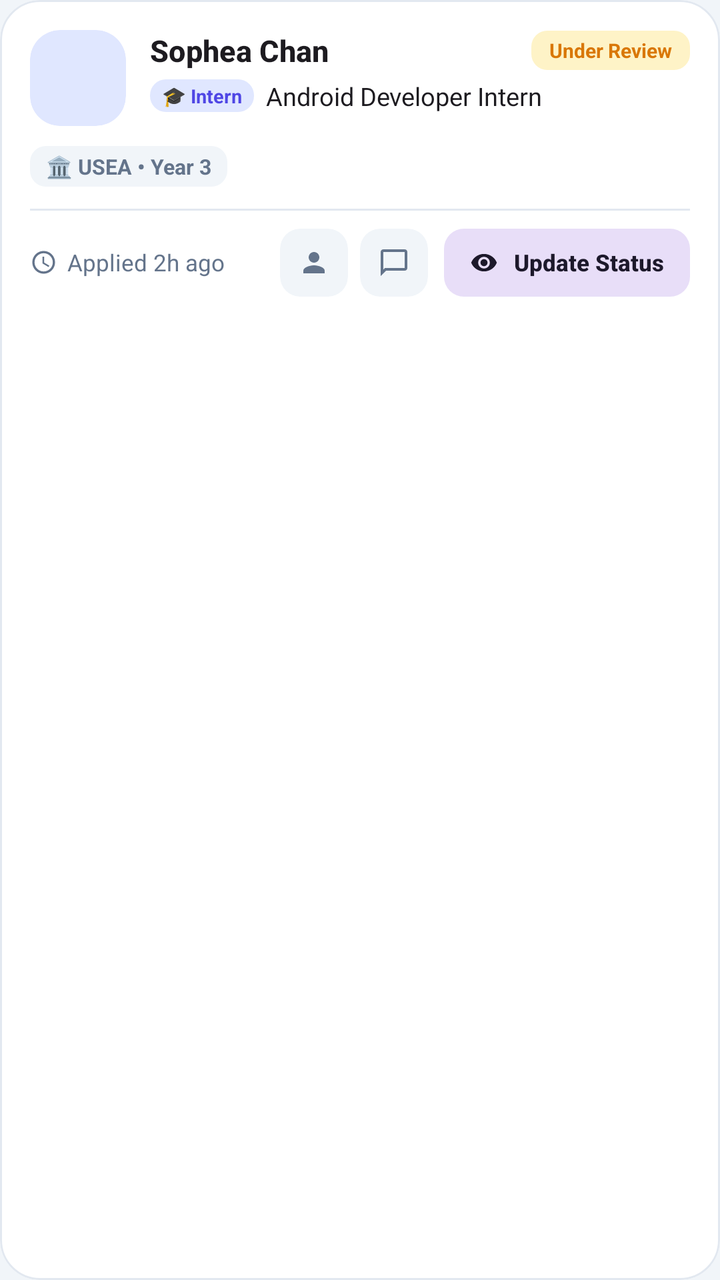
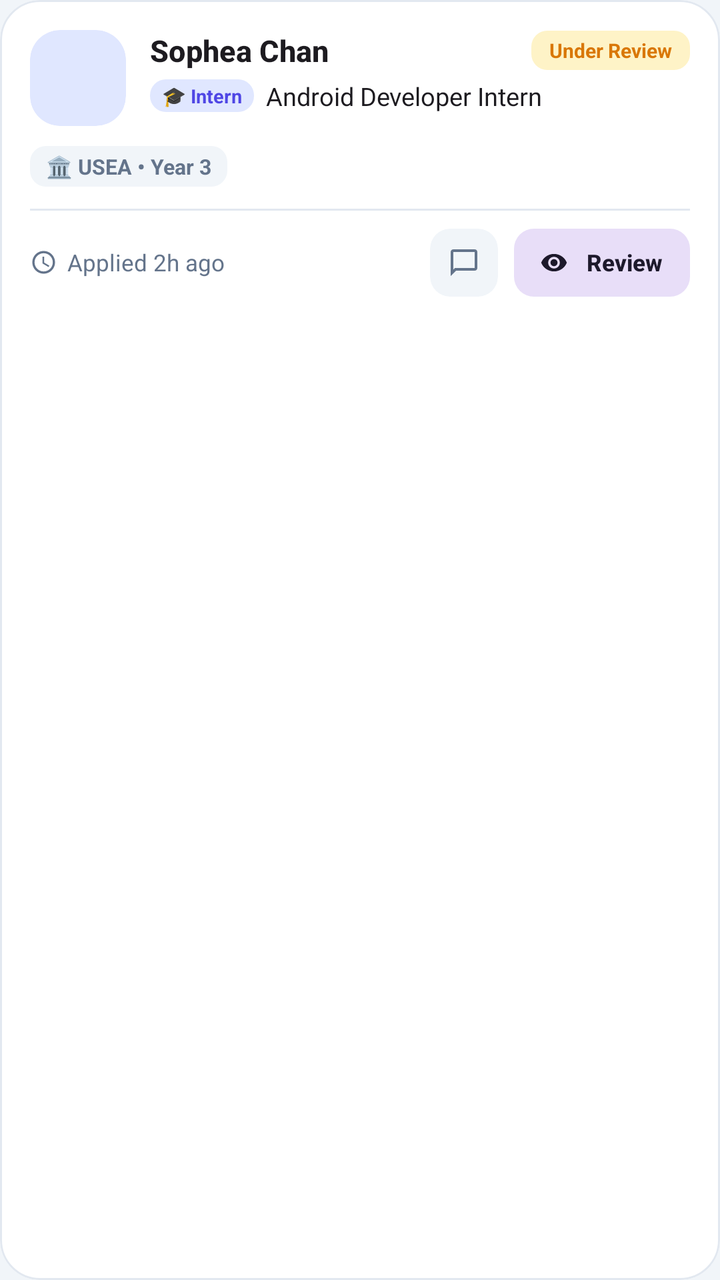

Screens rendered from an Android XML layout before and after an edit, with the pre-edit source and the edit as a unified diff.
<!-- AndroidManifest.xml: application theme Theme.InternshipMS -->
<!-- res/layout/item_company_applicant.xml -->
<?xml version="1.0" encoding="utf-8"?>
<com.google.android.material.card.MaterialCardView xmlns:android="http://schemas.android.com/apk/res/android"
    xmlns:app="http://schemas.android.com/apk/res-auto"
    android:id="@+id/cardApplicantRoot"
    style="@style/Widget.App.Card"
    android:layout_width="match_parent"
    android:layout_height="wrap_content"
    android:layout_marginBottom="12dp"
    android:clickable="true"
    android:focusable="true"
    app:cardCornerRadius="20dp">

    <LinearLayout
        android:layout_width="match_parent"
        android:layout_height="wrap_content"
        android:orientation="vertical"
        android:padding="15dp">

        
        <LinearLayout
            android:layout_width="match_parent"
            android:layout_height="wrap_content"
            android:gravity="top"
            android:orientation="horizontal">

            <com.google.android.material.checkbox.MaterialCheckBox
                android:id="@+id/cbSelectApplicant"
                android:layout_width="wrap_content"
                android:layout_height="wrap_content"
                android:layout_gravity="center_vertical"
                android:layout_marginEnd="8dp"
                android:minWidth="0dp"
                android:minHeight="0dp"
                android:padding="0dp"
                android:visibility="gone" />

            <com.google.android.material.card.MaterialCardView
                android:id="@+id/cardApplicantAvatar"
                android:layout_width="48dp"
                android:layout_height="48dp"
                app:cardBackgroundColor="@color/tint_indigo_bg"
                app:cardCornerRadius="15dp"
                app:cardElevation="0dp"
                app:strokeWidth="0dp">

                <FrameLayout
                    android:layout_width="match_parent"
                    android:layout_height="match_parent">

                    <TextView
                        android:id="@+id/tvInitials"
                        android:layout_width="match_parent"
                        android:layout_height="match_parent"
                        android:gravity="center"
                        android:textColor="@color/tint_indigo"
                        android:textSize="14.5sp"
                        android:textStyle="bold" />

                    <ImageView
                        android:id="@+id/ivAvatar"
                        android:layout_width="match_parent"
                        android:layout_height="match_parent"
                        android:importantForAccessibility="no"
                        android:scaleType="centerCrop"
                        android:visibility="gone" />
                </FrameLayout>
            </com.google.android.material.card.MaterialCardView>

            <LinearLayout
                android:layout_width="0dp"
                android:layout_height="wrap_content"
                android:layout_marginStart="12dp"
                android:layout_weight="1"
                android:orientation="vertical">

                
                <LinearLayout
                    android:layout_width="match_parent"
                    android:layout_height="wrap_content"
                    android:gravity="center_vertical"
                    android:orientation="horizontal">

                    <TextView
                        android:id="@+id/tvName"
                        android:layout_width="0dp"
                        android:layout_height="wrap_content"
                        android:layout_marginEnd="8dp"
                        android:layout_weight="1"
                        android:ellipsize="end"
                        android:maxLines="1"
                        android:text="Sophea Chan"
                        android:textAppearance="?attr/textAppearanceTitleSmall"
                        android:textColor="?attr/colorOnSurface"
                        android:textSize="15sp"
                        android:textStyle="bold" />

                    <TextView
                        android:id="@+id/tvStatus"
                        android:layout_width="wrap_content"
                        android:layout_height="wrap_content"
                        android:background="@drawable/bg_chip"
                        android:backgroundTint="@color/tint_amber_bg"
                        android:paddingHorizontal="9dp"
                        android:paddingVertical="3dp"
                        android:text="Under Review"
                        android:textColor="@color/tint_amber"
                        android:textSize="10sp"
                        android:textStyle="bold" />
                </LinearLayout>

                
                <LinearLayout
                    android:layout_width="match_parent"
                    android:layout_height="wrap_content"
                    android:layout_marginTop="4dp"
                    android:gravity="center_vertical"
                    android:orientation="horizontal">

                    <TextView
                        android:id="@+id/tvOppTypeBadge"
                        android:layout_width="wrap_content"
                        android:layout_height="wrap_content"
                        android:layout_marginEnd="6dp"
                        android:background="@drawable/bg_chip"
                        android:backgroundTint="@color/tint_indigo_bg"
                        android:paddingHorizontal="6dp"
                        android:paddingVertical="1.5dp"
                        android:text="🎓 Intern"
                        android:textColor="@color/tint_indigo"
                        android:textSize="9.5sp"
                        android:textStyle="bold" />

                    <TextView
                        android:id="@+id/tvRole"
                        android:layout_width="0dp"
                        android:layout_height="wrap_content"
                        android:layout_weight="1"
                        android:ellipsize="end"
                        android:maxLines="1"
                        android:text="Android Developer Intern"
                        android:textColor="?attr/colorOnSurface"
                        android:textSize="12.5sp" />
                </LinearLayout>
            </LinearLayout>
        </LinearLayout>

        
        <LinearLayout
            android:layout_width="match_parent"
            android:layout_height="wrap_content"
            android:layout_marginTop="10dp"
            android:gravity="center_vertical"
            android:orientation="horizontal">

            <TextView
                android:id="@+id/tvUniversity"
                android:layout_width="wrap_content"
                android:layout_height="wrap_content"
                android:background="@drawable/bg_chip"
                android:backgroundTint="@color/bg_page"
                android:paddingHorizontal="8dp"
                android:paddingVertical="3dp"
                android:text="🏛 USEA • Year 3"
                android:textColor="@color/nav_unselected"
                android:textSize="10.5sp"
                android:textStyle="bold" />

            <TextView
                android:id="@+id/tvGpaBadge"
                android:layout_width="wrap_content"
                android:layout_height="wrap_content"
                android:layout_marginStart="6dp"
                android:background="@drawable/bg_chip"
                android:backgroundTint="@color/tint_green_bg"
                android:paddingHorizontal="8dp"
                android:paddingVertical="3dp"
                android:text="★ GPA 3.85"
                android:textColor="?attr/colorPrimary"
                android:textSize="10.5sp"
                android:textStyle="bold"
                android:visibility="gone" />

            <TextView
                android:id="@+id/tvMajorSkills"
                android:layout_width="0dp"
                android:layout_height="wrap_content"
                android:layout_marginStart="6dp"
                android:layout_weight="1"
                android:background="@drawable/bg_chip"
                android:backgroundTint="@color/bg_page"
                android:ellipsize="end"
                android:maxLines="1"
                android:paddingHorizontal="8dp"
                android:paddingVertical="3dp"
                android:text="Computer Science • Java, Laravel"
                android:textColor="@color/nav_unselected"
                android:textSize="10.5sp"
                android:visibility="gone" />
        </LinearLayout>

        
        <com.google.android.material.card.MaterialCardView
            android:id="@+id/boxInterviewInfo"
            android:layout_width="match_parent"
            android:layout_height="wrap_content"
            android:layout_marginTop="10dp"
            android:visibility="gone"
            app:cardBackgroundColor="#FFF5F7FF"
            app:cardCornerRadius="10dp"
            app:cardElevation="0dp"
            app:strokeColor="@color/tint_indigo_bg"
            app:strokeWidth="1dp">

            <LinearLayout
                android:layout_width="match_parent"
                android:layout_height="wrap_content"
                android:gravity="center_vertical"
                android:orientation="horizontal"
                android:paddingHorizontal="10dp"
                android:paddingVertical="7dp">

                <ImageView
                    android:layout_width="14dp"
                    android:layout_height="14dp"
                    android:importantForAccessibility="no"
                    android:src="@drawable/ic_event"
                    app:tint="@color/tint_indigo" />

                <TextView
                    android:id="@+id/tvInterviewInfo"
                    android:layout_width="0dp"
                    android:layout_height="wrap_content"
                    android:layout_marginStart="6dp"
                    android:layout_weight="1"
                    android:ellipsize="end"
                    android:maxLines="1"
                    android:text="Tomorrow, 10:30 AM • In-Person"
                    android:textColor="?attr/colorOnSurface"
                    android:textSize="11sp"
                    android:textStyle="bold" />

                <TextView
                    android:id="@+id/tvInterviewConfirm"
                    android:layout_width="wrap_content"
                    android:layout_height="wrap_content"
                    android:layout_marginStart="6dp"
                    android:text="Confirmed ✓"
                    android:textColor="?attr/colorPrimary"
                    android:textSize="10.5sp"
                    android:textStyle="bold" />
            </LinearLayout>
        </com.google.android.material.card.MaterialCardView>

        <View
            android:layout_width="match_parent"
            android:layout_height="1dp"
            android:layout_marginTop="11dp"
            android:layout_marginBottom="9dp"
            android:background="@color/stroke_soft" />

        
        <FrameLayout
            android:layout_width="match_parent"
            android:layout_height="wrap_content">

            <LinearLayout
                android:layout_width="wrap_content"
                android:layout_height="wrap_content"
                android:layout_gravity="start|center_vertical"
                android:gravity="center_vertical"
                android:orientation="horizontal">

                <ImageView
                    android:layout_width="13.5dp"
                    android:layout_height="13.5dp"
                    android:importantForAccessibility="no"
                    android:src="@drawable/ic_schedule"
                    app:tint="@color/nav_unselected" />

                <TextView
                    android:id="@+id/tvAppliedTime"
                    android:layout_width="wrap_content"
                    android:layout_height="wrap_content"
                    android:layout_marginStart="5dp"
                    android:text="Applied 2h ago"
                    android:textColor="@color/nav_unselected"
                    android:textSize="11.5sp" />
            </LinearLayout>

            <LinearLayout
                android:layout_width="wrap_content"
                android:layout_height="wrap_content"
                android:layout_gravity="end|center_vertical"
                android:gravity="center_vertical"
                android:orientation="horizontal">

                
                <com.google.android.material.card.MaterialCardView
                    android:id="@+id/btnQuickProfile"
                    android:layout_width="34dp"
                    android:layout_height="34dp"
                    android:layout_marginEnd="6dp"
                    android:clickable="true"
                    android:focusable="true"
                    app:cardBackgroundColor="@color/bg_page"
                    app:cardCornerRadius="10dp"
                    app:cardElevation="0dp"
                    app:strokeWidth="0dp">

                    <ImageView
                        android:layout_width="16dp"
                        android:layout_height="16dp"
                        android:layout_gravity="center"
                        android:importantForAccessibility="no"
                        android:src="@drawable/ic_person"
                        app:tint="@color/nav_unselected" />
                </com.google.android.material.card.MaterialCardView>

                
                <com.google.android.material.card.MaterialCardView
                    android:id="@+id/btnQuickChat"
                    android:layout_width="34dp"
                    android:layout_height="34dp"
                    android:layout_marginEnd="8dp"
                    android:clickable="true"
                    android:focusable="true"
                    app:cardBackgroundColor="@color/bg_page"
                    app:cardCornerRadius="10dp"
                    app:cardElevation="0dp"
                    app:strokeWidth="0dp">

                    <ImageView
                        android:layout_width="16dp"
                        android:layout_height="16dp"
                        android:layout_gravity="center"
                        android:importantForAccessibility="no"
                        android:src="@drawable/ic_messages"
                        app:tint="@color/nav_unselected" />
                </com.google.android.material.card.MaterialCardView>

                <com.google.android.material.button.MaterialButton
                    android:id="@+id/btnAction"
                    style="@style/Widget.Material3.Button.TonalButton"
                    android:layout_width="wrap_content"
                    android:layout_height="34dp"
                    android:insetTop="0dp"
                    android:insetBottom="0dp"
                    android:paddingHorizontal="13dp"
                    android:text="Update Status"
                    android:textSize="11.5sp"
                    android:textStyle="bold"
                    app:cornerRadius="10dp"
                    app:icon="@drawable/ic_visibility"
                    app:iconSize="14dp" />
            </LinearLayout>
        </FrameLayout>
    </LinearLayout>
</com.google.android.material.card.MaterialCardView>
<!-- resources referenced by this layout -->
<resources>
  <color name="bg_page">#FFF1F5F9</color>
  <color name="nav_unselected">#FF64748B</color>
  <color name="stroke_soft">#FFE2E8F0</color>
  <color name="tint_amber">#FFD97706</color>
  <color name="tint_amber_bg">#FFFEF3C7</color>
  <color name="tint_green_bg">#FFD1FAE5</color>
  <color name="tint_indigo">#FF4F46E5</color>
  <color name="tint_indigo_bg">#FFE0E7FF</color>
  <!-- drawable bg_chip (drawable) -->
  <?xml version="1.0" encoding="utf-8"?>
  <shape xmlns:android="http://schemas.android.com/apk/res/android"
      android:shape="rectangle">
      <solid android:color="#FFFFFFFF" />
      <corners android:radius="8dp" />
  </shape>
  <!-- drawable ic_event (drawable) -->
  <vector xmlns:android="http://schemas.android.com/apk/res/android" android:width="24dp" android:height="24dp" android:viewportWidth="24" android:viewportHeight="24"><path android:fillColor="#FF000000" android:pathData="M17,12h-5v5h5v-5zM16,1v2H8V1H6v2H5c-1.11,0 -1.99,0.9 -1.99,2L3,19c0,1.1 0.89,2 2,2h14c1.1,0 2,-0.9 2,-2V5c0,-1.1 -0.9,-2 -2,-2h-1V1h-2zM19,19H5V8h14v11z"/></vector>
  <!-- drawable ic_messages (drawable) -->
  <vector xmlns:android="http://schemas.android.com/apk/res/android"
      android:width="24dp"
      android:height="24dp"
      android:viewportWidth="24"
      android:viewportHeight="24">
      <path
          android:fillColor="#FF000000"
          android:pathData="M20,2H4c-1.1,0 -2,0.9 -2,2v18l4,-4h14c1.1,0 2,-0.9 2,-2V4c0,-1.1 -0.9,-2 -2,-2zM20,16H5.17L4,17.17V4h16v12z" />
  </vector>
  <!-- drawable ic_person (drawable) -->
  <?xml version="1.0" encoding="utf-8"?>
  <vector xmlns:android="http://schemas.android.com/apk/res/android"
      android:width="24dp"
      android:height="24dp"
      android:viewportWidth="24"
      android:viewportHeight="24">
      <path
          android:fillColor="#FF000000"
          android:pathData="M12,12c2.21,0 4,-1.79 4,-4s-1.79,-4 -4,-4 -4,1.79 -4,4 1.79,4 4,4zM12,14c-2.67,0 -8,1.34 -8,4v2h16v-2c0,-2.66 -5.33,-4 -8,-4z" />
  </vector>
  <style name="Widget.App.Card" parent="Widget.Material3.CardView.Filled">
          <item name="cardBackgroundColor">@color/bg_card</item>
          <item name="cardCornerRadius">24dp</item>
          <item name="cardElevation">0dp</item>
          <item name="strokeColor">@color/stroke_soft</item>
          <item name="strokeWidth">1dp</item>
      </style>
  <style name="Theme.InternshipMS" parent="Base.Theme.InternshipMS" />
  <color name="bg_card">#FFFFFFFF</color>
  <style name="Widget.App.TextInputLayout" parent="Widget.Material3.TextInputLayout.OutlinedBox">
          <item name="boxStrokeColor">@color/stroke_soft</item>
          <item name="boxBackgroundColor">@color/bg_page</item>
          <item name="boxCornerRadiusTopStart">14dp</item>
          <item name="boxCornerRadiusTopEnd">14dp</item>
          <item name="boxCornerRadiusBottomStart">14dp</item>
          <item name="boxCornerRadiusBottomEnd">14dp</item>
      </style>
  <style name="ThemeOverlay.App.BottomSheetDialog" parent="ThemeOverlay.Material3.BottomSheetDialog">
          <item name="materialButtonStyle">@style/Widget.App.Button</item>
      </style>
  <style name="ShapeAppearance.App.Field" parent="">
          <item name="cornerFamily">rounded</item>
          <item name="cornerSize">14dp</item>
      </style>
  <color name="white">#FFFFFFFF</color>
  <style name="TextAppearance.App.BottomNavActive" parent="TextAppearance.Material3.LabelMedium">
          <item name="android:textSize">11sp</item>
          <item name="android:textStyle">bold</item>
      </style>
  <style name="TextAppearance.App.BottomNavInactive" parent="TextAppearance.Material3.LabelMedium">
          <item name="android:textSize">11sp</item>
      </style>
  <!-- unchanged entries left out for length: 5 -->
</resources>

<!-- the commit's change to res/layout/item_company_applicant.xml (unified diff, before → after) -->
@@ -296,28 +296,6 @@
 
                 
                 <com.google.android.material.card.MaterialCardView
-                    android:id="@+id/btnQuickProfile"
-                    android:layout_width="34dp"
-                    android:layout_height="34dp"
-                    android:layout_marginEnd="6dp"
-                    android:clickable="true"
-                    android:focusable="true"
-                    app:cardBackgroundColor="@color/bg_page"
-                    app:cardCornerRadius="10dp"
-                    app:cardElevation="0dp"
-                    app:strokeWidth="0dp">
-
-                    <ImageView
-                        android:layout_width="16dp"
-                        android:layout_height="16dp"
-                        android:layout_gravity="center"
-                        android:importantForAccessibility="no"
-                        android:src="@drawable/ic_person"
-                        app:tint="@color/nav_unselected" />
-                </com.google.android.material.card.MaterialCardView>
-
-                
-                <com.google.android.material.card.MaterialCardView
                     android:id="@+id/btnQuickChat"
                     android:layout_width="34dp"
                     android:layout_height="34dp"
@@ -346,7 +324,7 @@
                     android:insetTop="0dp"
                     android:insetBottom="0dp"
                     android:paddingHorizontal="13dp"
-                    android:text="Update Status"
+                    android:text="Review"
                     android:textSize="11.5sp"
                     android:textStyle="bold"
                     app:cornerRadius="10dp"
<!-- resource entries referenced after the edit -->
@@ -26,17 +26,6 @@
       <path
           android:fillColor="#FF000000"
           android:pathData="M20,2H4c-1.1,0 -2,0.9 -2,2v18l4,-4h14c1.1,0 2,-0.9 2,-2V4c0,-1.1 -0.9,-2 -2,-2zM20,16H5.17L4,17.17V4h16v12z" />
-  </vector>
-  <!-- drawable ic_person (drawable) -->
-  <?xml version="1.0" encoding="utf-8"?>
-  <vector xmlns:android="http://schemas.android.com/apk/res/android"
-      android:width="24dp"
-      android:height="24dp"
-      android:viewportWidth="24"
-      android:viewportHeight="24">
-      <path
-          android:fillColor="#FF000000"
-          android:pathData="M12,12c2.21,0 4,-1.79 4,-4s-1.79,-4 -4,-4 -4,1.79 -4,4 1.79,4 4,4zM12,14c-2.67,0 -8,1.34 -8,4v2h16v-2c0,-2.66 -5.33,-4 -8,-4z" />
   </vector>
   <style name="Widget.App.Card" parent="Widget.Material3.CardView.Filled">
           <item name="cardBackgroundColor">@color/bg_card</item>
